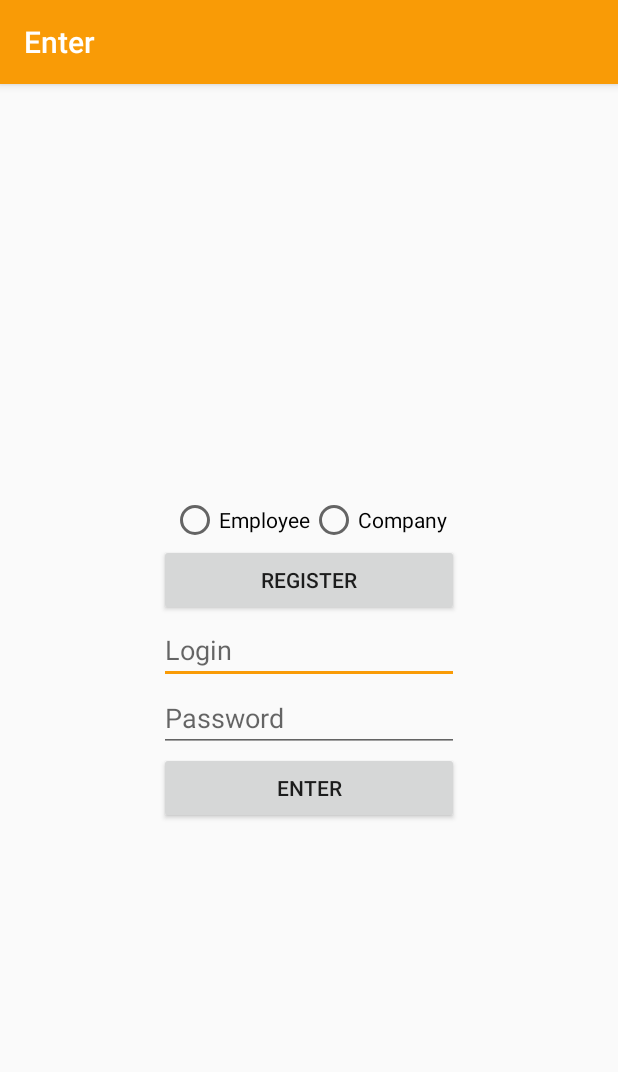
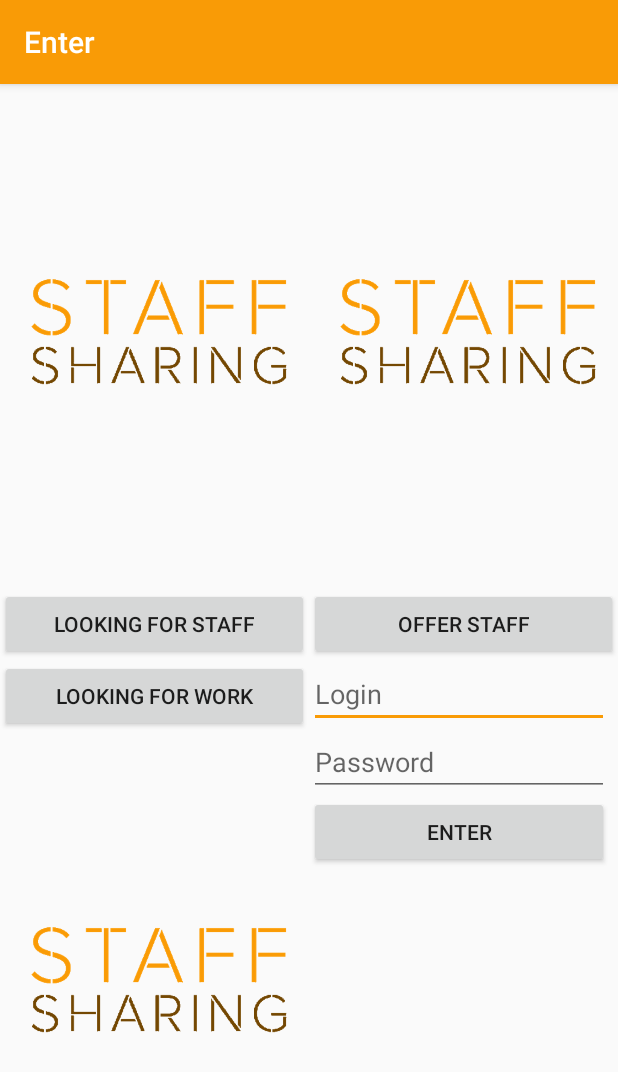
Before and after one commit to lavsexpert/Staffsharing, an Android app: the screen it shows after launch (EnterActivity), on a phone screen of 412 x 824 dp. Shown: the top 1072 px of the screen. Run offline under Robolectric (Android 15) with nearby library versions, the phone set to English and light mode, and no system bars.

Commit message:
Fix enter activity for project

```diff
--- a/app/src/main/java/club/plus1/staffsharing/ui/EnterActivity.java
+++ b/app/src/main/java/club/plus1/staffsharing/ui/EnterActivity.java
@@ -12,7 +12,6 @@ import club.plus1.staffsharing.R;
 
 public class EnterActivity extends AppCompatActivity {
 
-    private RadioGroup radioGroup;
     private EditText editLogin;
     private EditText editPassword;
 
@@ -20,26 +19,9 @@ public class EnterActivity extends AppCompatActivity {
     protected void onCreate(Bundle savedInstanceState) {
         super.onCreate(savedInstanceState);
         setContentView(R.layout.enter);
-        radioGroup = findViewById(R.id.radioGroup);
         editLogin = findViewById(R.id.editLogin);
         editPassword = findViewById(R.id.editPassword);
         setTitle(getString(R.string.enter_title));
-    }
-
-    public void onRegister(View view){
-        Intent intent;
-        switch (radioGroup.getCheckedRadioButtonId()){
-            case R.id.radioCompany:
-                intent = new Intent(this, CompanyActivity.class);
-                break;
-            case R.id.buttonRegister:
-                intent = new Intent(this, EmployeeActivity.class);
-                break;
-            default:
-                intent = new Intent(this, EmployeeActivity.class);
-                break;
-        }
-        startActivity(intent);
     }
 
     public void onEnter(View view){
--- a/app/src/main/res/layout/enter.xml
+++ b/app/src/main/res/layout/enter.xml
@@ -1,5 +1,6 @@
 <?xml version="1.0" encoding="utf-8"?>
 <LinearLayout xmlns:android="http://schemas.android.com/apk/res/android"
+    xmlns:app="http://schemas.android.com/apk/res-auto"
     xmlns:tools="http://schemas.android.com/tools"
     android:layout_width="match_parent"
     android:layout_height="match_parent"
@@ -8,31 +9,92 @@
     android:orientation="vertical"
     tools:context=".ui.EnterActivity">
 
-    <RadioGroup
-        android:id="@+id/radioGroup"
-        android:layout_width="wrap_content"
-        android:layout_height="wrap_content"
-        android:orientation="horizontal">
+    <LinearLayout
+        android:layout_width="match_parent"
+        android:layout_height="match_parent"
+        android:layout_weight="1"
+        android:orientation="horizontal"
+        android:baselineAligned="false">
 
-        <RadioButton
-            android:id="@+id/radioEmployee"
-            android:layout_width="wrap_content"
-            android:layout_height="wrap_content"
-            android:text="@string/enter_employee" />
+        <LinearLayout
+            android:layout_width="match_parent"
+            android:layout_height="match_parent"
+            android:layout_weight="1"
+            android:orientation="vertical"
+            tools:ignore="NestedWeights">
 
-        <RadioButton
-            android:id="@+id/radioCompany"
-            android:layout_width="wrap_content"
-            android:layout_height="wrap_content"
-            android:text="@string/enter_company" />
-    </RadioGroup>
+            <ImageView
+                android:id="@+id/imageStaff"
+                android:layout_width="match_parent"
+                android:layout_height="0dp"
+                android:layout_weight="1"
+                app:srcCompat="@drawable/icon"
+                android:contentDescription="@string/enter_looking_for_staff" />
 
             <Button
-        android:id="@+id/buttonRegister"
-        android:layout_width="200dp"
+                android:id="@+id/buttonStaff"
+                android:layout_width="match_parent"
                 android:layout_height="wrap_content"
-        android:onClick="onRegister"
-        android:text="@string/enter_register" />
+                android:text="@string/enter_looking_for_staff" />
+        </LinearLayout>
+
+        <LinearLayout
+            android:layout_width="match_parent"
+            android:layout_height="match_parent"
+            android:layout_weight="1"
+            android:orientation="vertical">
+
+            <ImageView
+                android:id="@+id/imageOffer"
+                android:layout_width="match_parent"
+                android:layout_height="0dp"
+                android:layout_weight="1"
+                app:srcCompat="@drawable/icon"
+                android:contentDescription="@string/enter_offer_staff" />
+
+            <Button
+                android:id="@+id/buttonOffer"
+                android:layout_width="match_parent"
+                android:layout_height="wrap_content"
+                android:text="@string/enter_offer_staff" />
+        </LinearLayout>
+    </LinearLayout>
+
+    <LinearLayout
+        android:layout_width="match_parent"
+        android:layout_height="match_parent"
+        android:layout_weight="1"
+        android:orientation="horizontal"
+        android:baselineAligned="false">
+
+        <LinearLayout
+            android:layout_width="match_parent"
+            android:layout_height="match_parent"
+            android:layout_weight="1"
+            android:orientation="vertical"
+            tools:ignore="NestedWeights">
+
+            <Button
+                android:id="@+id/buttonWork"
+                android:layout_width="match_parent"
+                android:layout_height="wrap_content"
+                android:text="@string/enter_looking_for_work" />
+
+            <ImageView
+                android:id="@+id/imageWork"
+                android:layout_width="match_parent"
+                android:layout_height="0dp"
+                android:layout_weight="1"
+                app:srcCompat="@drawable/icon"
+                android:contentDescription="@string/enter_looking_for_work" />
+
+        </LinearLayout>
+
+        <LinearLayout
+            android:layout_width="match_parent"
+            android:layout_height="match_parent"
+            android:layout_weight="1"
+            android:orientation="vertical">
 
             <EditText
                 android:id="@+id/editLogin"
@@ -56,5 +118,7 @@
                 android:layout_height="wrap_content"
                 android:onClick="onEnter"
                 android:text="@string/enter_enter" />
+        </LinearLayout>
+    </LinearLayout>
 
 </LinearLayout>
--- a/app/src/main/res/values/strings.xml
+++ b/app/src/main/res/values/strings.xml
@@ -1,6 +1,6 @@
 <resources>
     // App
-    <string name="app_name">Staffsharing</string>
+    <string name="app_name">StaffSharing</string>
     <string name="app_logo">App logo</string>
     <string name="app_version">version %1$s.%2$d</string>
 
@@ -9,9 +9,9 @@
 
     // Enter
     <string name="enter_title">Enter</string>
-    <string name="enter_employee">Employee</string>
-    <string name="enter_company">Company</string>
-    <string name="enter_register">Register</string>
+    <string name="enter_looking_for_staff">Looking for staff</string>
+    <string name="enter_looking_for_work">Looking for work</string>
+    <string name="enter_offer_staff">Offer staff</string>
     <string name="enter_login">Login</string>
     <string name="enter_password">Password</string>
     <string name="enter_enter">Enter</string>
```
Also changed, not shown: 1 other file. Lines whose indentation alone changed are shown as unchanged.
